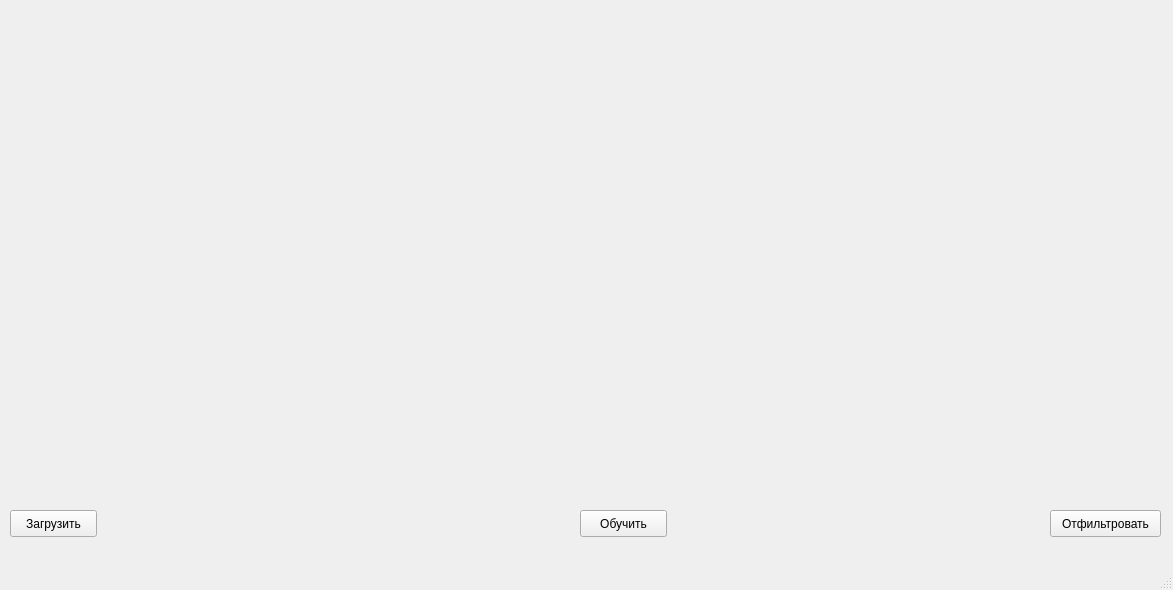
BHYCHIK/es5, file mainwindow.ui: the form before one commit.
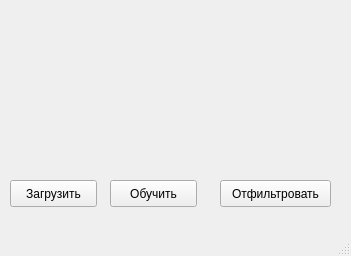
The form after the commit.

The edit to the form file:
```diff
--- a/mainwindow.ui
+++ b/mainwindow.ui
@@ -6,8 +6,8 @@
    <rect>
     <x>0</x>
     <y>0</y>
-    <width>1173</width>
-    <height>590</height>
+    <width>351</width>
+    <height>256</height>
    </rect>
   </property>
   <property name="windowTitle">
@@ -30,8 +30,8 @@
    <widget class="QLabel" name="lblClearedImage">
     <property name="geometry">
      <rect>
-      <x>850</x>
-      <y>40</y>
+      <x>210</x>
+      <y>30</y>
       <width>58</width>
       <height>17</height>
      </rect>
@@ -44,7 +44,7 @@
     <property name="geometry">
      <rect>
       <x>10</x>
-      <y>510</y>
+      <y>180</y>
       <width>87</width>
       <height>27</height>
      </rect>
@@ -56,8 +56,8 @@
    <widget class="QPushButton" name="btnTeach">
     <property name="geometry">
      <rect>
-      <x>580</x>
-      <y>510</y>
+      <x>110</x>
+      <y>180</y>
       <width>87</width>
       <height>27</height>
      </rect>
@@ -69,8 +69,8 @@
    <widget class="QPushButton" name="btnClear">
     <property name="geometry">
      <rect>
-      <x>1050</x>
-      <y>510</y>
+      <x>220</x>
+      <y>180</y>
       <width>111</width>
       <height>27</height>
      </rect>
```
Left out of the diff: 2 changed lines with no effect on the pictures.
